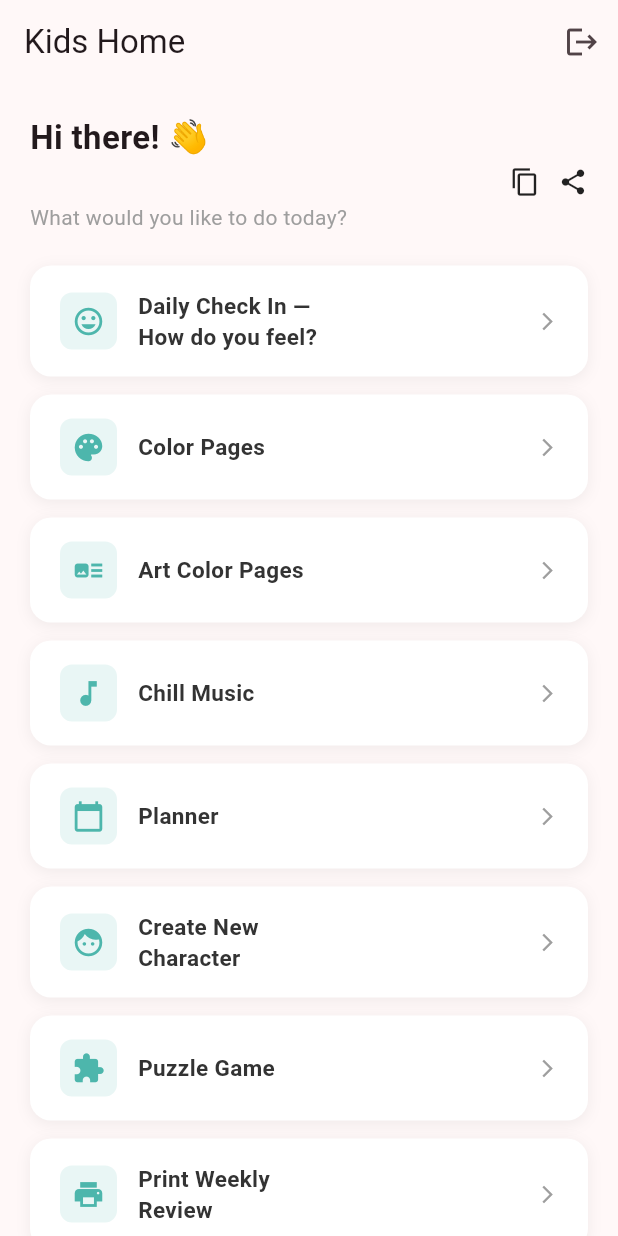
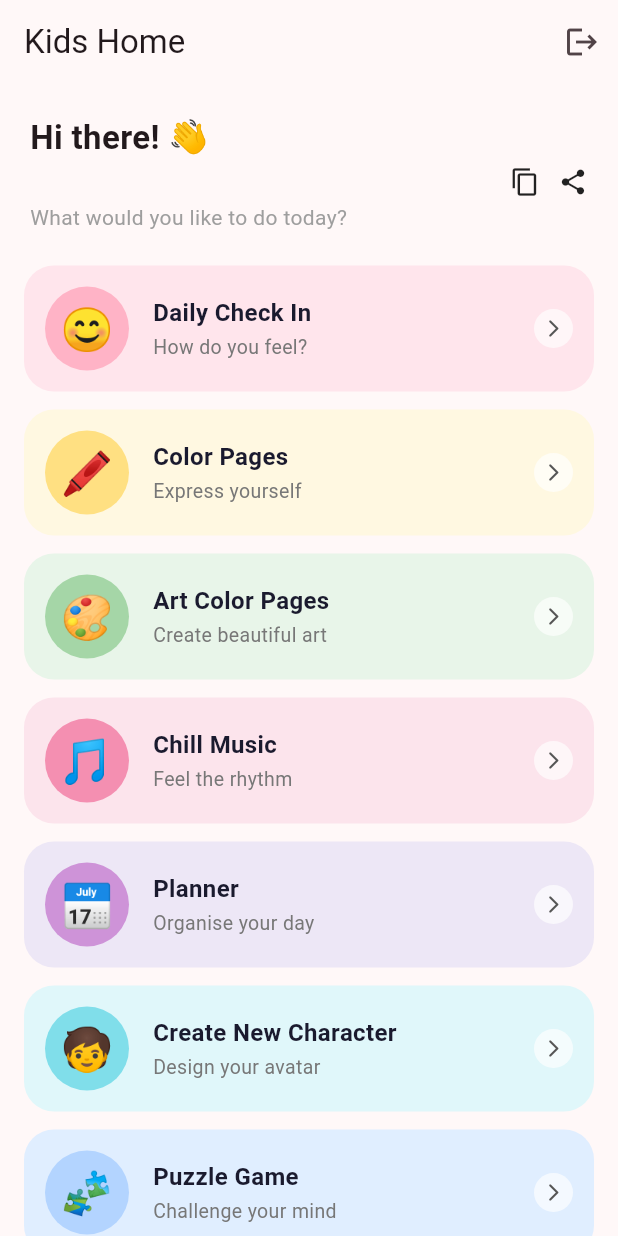
Before and after one commit to muzammilmodan/MoodiesFlutterApp, a Flutter app: the HomeKidsScreen screen opened directly, on a phone screen of 412 x 824 dp. Run offline on Flutter 3.47's test engine with Material 3 defaults, Android fonts, the phone set to English and light mode, and no system bars; our stand-ins replace awesome_snackbar_content, cloud_firestore, firebase_auth, firebase_core, google_fonts, lottie and 2 more; accounts and stored records are empty; Roboto replaces fonts that are missing (ChocoCooky); project files that could hold a hidden picture were left out.

Commit message:
update ui

```diff
--- a/lib/screens/childs/home_kids_screen.dart
+++ b/lib/screens/childs/home_kids_screen.dart
@@ -5,6 +5,7 @@ import 'package:firebase_auth/firebase_auth.dart';
 import 'package:flutter/services.dart';
 import 'package:moodiesapp/screens/childs/chill_music_screen.dart';
 import 'package:moodiesapp/screens/childs/planner_list_screen.dart';
+import 'package:moodiesapp/screens/widgets/KidsMenuCard.dart';
 import 'package:moodiesapp/utils/common_snackbar.dart';
 import 'package:share_plus/share_plus.dart';
 import '../../services/firebase_service.dart';
@@ -104,6 +105,7 @@ class _HomeKidsScreenState extends State<HomeKidsScreen> {
                     maxLines: 1,
                     overflow: TextOverflow.ellipsis,
                     style: const TextStyle(
+                      fontFamily: 'ChocoCooky',
                       fontSize: 22,
                       fontWeight: FontWeight.bold,
                     ),
@@ -120,6 +122,7 @@ class _HomeKidsScreenState extends State<HomeKidsScreen> {
                     Text(
                       _myCode,
                       style: const TextStyle(
+                        fontFamily: 'ChocoCooky',
                         color: Colors.black,
                         fontSize: 20,
                         fontWeight: FontWeight.bold,
@@ -182,57 +185,91 @@ Code: $_myCode''',
                 style: TextStyle(color: Colors.grey)),
           ),
           const SizedBox(height: 16),
-          HomeMenuTile(
-              label: 'Daily Check In — How do you feel?',
-              icon: Icons.mood,
-              onTap: () => _nav(const FeelingTodayScreen())),
-          HomeMenuTile(
+
+          // ── colorful kids menu cards (CHANGED) ───────────────────────
+          KidsMenuCard(
+            label: 'Daily Check In',
+            subtitle: 'How do you feel?',
+            emoji: '😊',
+            cardColor: const Color(0xFFFFE5EC),
+            iconBgColor: const Color(0xFFFFB3C6),
+            onTap: () => _nav(const FeelingTodayScreen()),
+          ),
+          KidsMenuCard(
             label: 'Color Pages',
-              icon: Icons.palette,
-              onTap: () => _nav(const ColorPagesScreen())),
-          HomeMenuTile(
+            subtitle: 'Express yourself',
+            emoji: '🖍️',
+            cardColor: const Color(0xFFFFF8E1),
+            iconBgColor: const Color(0xFFFFE082),
+            onTap: () => _nav(const ColorPagesScreen()),
+          ),
+          KidsMenuCard(
             label: 'Art Color Pages',
-              icon: Icons.art_track,
-              onTap: () {
-                OpenColorScreen.openNativeScreen();
-              }),
-          HomeMenuTile(
+            subtitle: 'Create beautiful art',
+            emoji: '🎨',
+            cardColor: const Color(0xFFE8F5E9),
+            iconBgColor: const Color(0xFFA5D6A7),
+            onTap: () => OpenColorScreen.openNativeScreen(),
+          ),
+          KidsMenuCard(
             label: 'Chill Music',
-            icon: Icons.music_note,
-            onTap: () {
-              CommonSnackbar.showInfoSnackbar(
+            subtitle: 'Feel the rhythm',
+            emoji: '🎵',
+            cardColor: const Color(0xFFFCE4EC),
+            iconBgColor: const Color(0xFFF48FB1),
+            onTap: () => CommonSnackbar.showInfoSnackbar(
               context: context,
-                message: "Chill Music Working on It.",
-              );
-            }
-            // onTap: () => _nav(
-            //   const ChillMusicScreen(),
-            // ),
+              message: 'Chill Music Working on It.',
             ),
-          HomeMenuTile(
+          ),
+          KidsMenuCard(
             label: 'Planner',
-              icon: Icons.calendar_today,
-              onTap: () => _nav(const PlannerListScreen())),
-          HomeMenuTile(
+            subtitle: 'Organise your day',
+            emoji: '📅',
+            cardColor: const Color(0xFFEDE7F6),
+            iconBgColor: const Color(0xFFCE93D8),
+            onTap: () => _nav(const PlannerListScreen()),
+          ),
+          KidsMenuCard(
             label: 'Create New Character',
-              icon: Icons.face,
-              onTap: () => _nav(const CreateCharacterScreen())),
-          HomeMenuTile(
+            subtitle: 'Design your avatar',
+            emoji: '🧒',
+            cardColor: const Color(0xFFE0F7FA),
+            iconBgColor: const Color(0xFF80DEEA),
+            onTap: () => _nav(const CreateCharacterScreen()),
+          ),
+          KidsMenuCard(
             label: 'Puzzle Game',
-              icon: Icons.extension,
-              onTap: () => _nav(const PuzzleScreen())),
-          HomeMenuTile(
+            subtitle: 'Challenge your mind',
+            emoji: '🧩',
+            cardColor: const Color(0xFFE0EEFF),
+            iconBgColor: const Color(0xFFB3D4FF),
+            onTap: () => _nav(const PuzzleScreen()),
+          ),
+          KidsMenuCard(
             label: 'Print Weekly Review',
-              icon: Icons.print,
-              onTap: () => _nav(const PrintListScreen())),
-          HomeMenuTile(
+            subtitle: 'Show your progress',
+            emoji: '🖨️',
+            cardColor: const Color(0xFFF3E5F5),
+            iconBgColor: const Color(0xFFCE93D8),
+            onTap: () => _nav(const PrintListScreen()),
+          ),
+          KidsMenuCard(
             label: 'My Awards 🏆',
-              icon: Icons.emoji_events,
-              onTap: () => _nav(const AwardsScreen())),
-          HomeMenuTile(
+            subtitle: 'See what you\'ve earned',
+            emoji: '🏅',
+            cardColor: const Color(0xFFFFF3E0),
+            iconBgColor: const Color(0xFFFFCC80),
+            onTap: () => _nav(const AwardsScreen()),
+          ),
+          KidsMenuCard(
             label: 'Sign Out',
-              icon: Icons.exit_to_app,
-              onTap: () => showLogoutDialog(context, _logout)),
+            subtitle: 'See you next time!',
+            emoji: '👋',
+            cardColor: const Color(0xFFEEEEEE),
+            iconBgColor: const Color(0xFFBDBDBD),
+            onTap: () => showLogoutDialog(context, _logout),
+          ),
         ],
       ),
     );
--- /dev/null
+++ b/lib/screens/widgets/KidsMenuCard.dart
@@ -0,0 +1,98 @@
+
+// ─── Colorful Kids Menu Card ─────────────────────────────────────────────────
+
+import 'package:flutter/material.dart';
+
+class KidsMenuCard extends StatelessWidget {
+  final String label;
+  final String subtitle;
+  final String emoji;
+  final Color cardColor;
+  final Color iconBgColor;
+  final VoidCallback onTap;
+
+  const KidsMenuCard({
+    required this.label,
+    required this.subtitle,
+    required this.emoji,
+    required this.cardColor,
+    required this.iconBgColor,
+    required this.onTap,
+  });
+
+  @override
+  Widget build(BuildContext context) {
+    return Padding(
+      padding: const EdgeInsets.symmetric(horizontal: 16, vertical: 6),
+      child: Material(
+        color: cardColor,
+        borderRadius: BorderRadius.circular(20),
+        child: InkWell(
+          onTap: onTap,
+          borderRadius: BorderRadius.circular(20),
+          child: Padding(
+            padding: const EdgeInsets.symmetric(horizontal: 14, vertical: 14),
+            child: Row(
+              children: [
+                // Emoji inside circular coloured bg
+                Container(
+                  width: 56,
+                  height: 56,
+                  decoration: BoxDecoration(
+                    color: iconBgColor,
+                    shape: BoxShape.circle,
+                  ),
+                  child: Center(
+                    child: Text(emoji, style: const TextStyle(fontSize: 28)),
+                  ),
+                ),
+                const SizedBox(width: 16),
+
+                // Title + subtitle
+                Expanded(
+                  child: Column(
+                    crossAxisAlignment: CrossAxisAlignment.start,
+                    children: [
+                      Text(
+                        label,
+                        style: const TextStyle(
+                          fontFamily: 'ChocoCooky',
+                          fontSize: 16,
+                          fontWeight: FontWeight.w700,
+                          color: Color(0xFF1A1A2E),
+                        ),
+                      ),
+                      const SizedBox(height: 2),
+                      Text(
+                        subtitle,
+                        style: const TextStyle(
+                          fontFamily: 'ChocoCooky',
+                          fontSize: 13,
+                          color: Color(0xFF777777),
+                        ),
+                      ),
+                    ],
+                  ),
+                ),
+
+                // Arrow circle
+                Container(
+                  padding: const EdgeInsets.all(6),
+                  decoration: BoxDecoration(
+                    color: Colors.white.withOpacity(0.65),
+                    shape: BoxShape.circle,
+                  ),
+                  child: const Icon(
+                    Icons.arrow_forward_ios_rounded,
+                    size: 14,
+                    color: Color(0xFF555555),
+                  ),
+                ),
+              ],
+            ),
+          ),
+        ),
+      ),
+    );
+  }
+}
```
Also changed, not shown: lib/screens/childs/create_character_screen.dart (+8 -1 lines), lib/widgets/common_widgets.dart (+120 -14 lines). Lines whose indentation alone changed are shown as unchanged.
